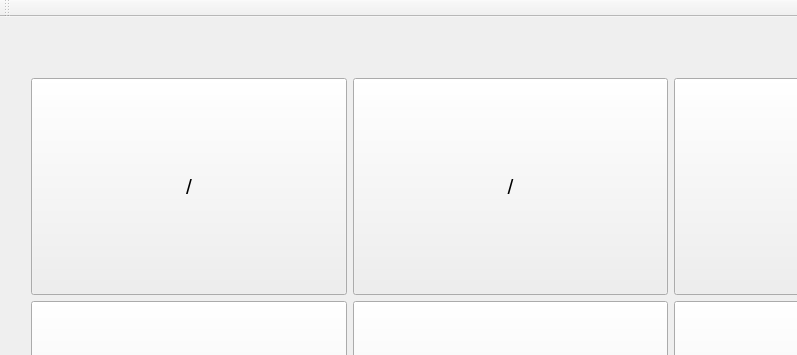
Before: the Qt Designer form GUI_Qt/SmartScale/mainMenu.ui in twschung/IoT-Smart-Scale, drawn with Qt 5; both pictures show x 0 to 797 and y 0 to 355 of the 1024 by 565 pixel window.
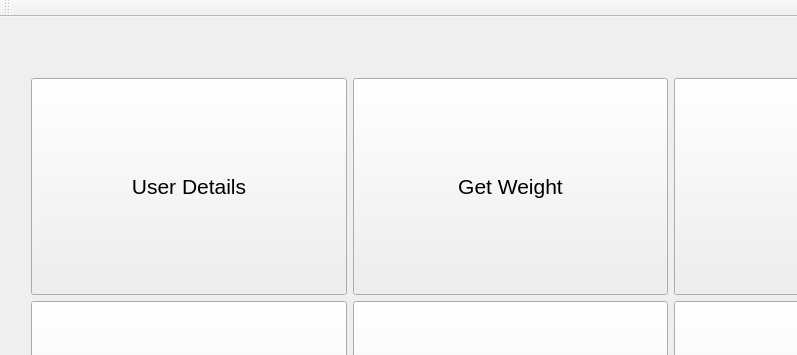
After: the same form once the commit is applied.

```diff
--- a/GUI_Qt/SmartScale/mainMenu.ui
+++ b/GUI_Qt/SmartScale/mainMenu.ui
@@ -58,7 +58,7 @@
         </font>
        </property>
        <property name="text">
-        <string>/</string>
+        <string>User Details</string>
        </property>
       </widget>
      </item>
@@ -94,7 +94,7 @@
         </font>
        </property>
        <property name="text">
-        <string>/</string>
+        <string>Get Weight</string>
        </property>
       </widget>
      </item>
```
Left out of the diff: 6 changed lines with no effect on the pictures.
